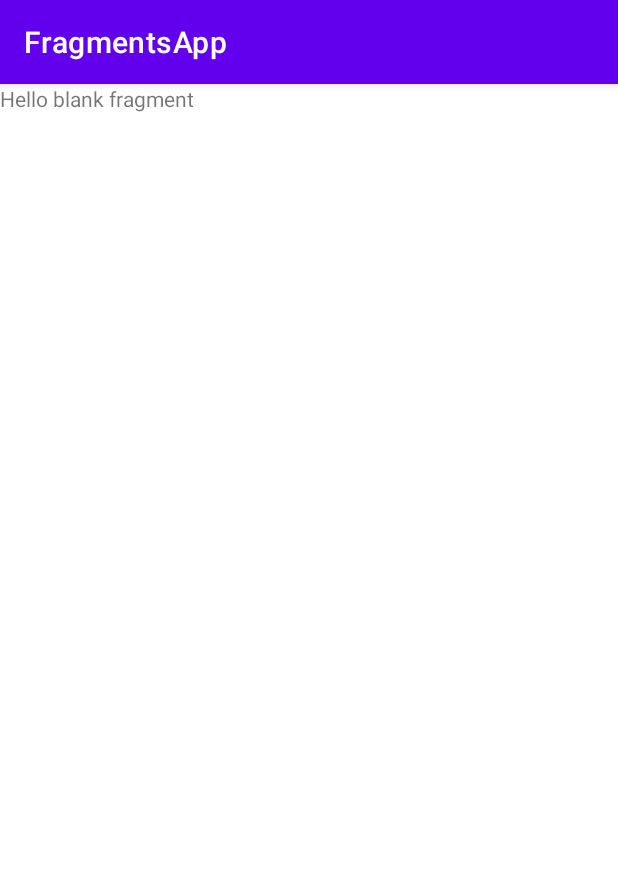
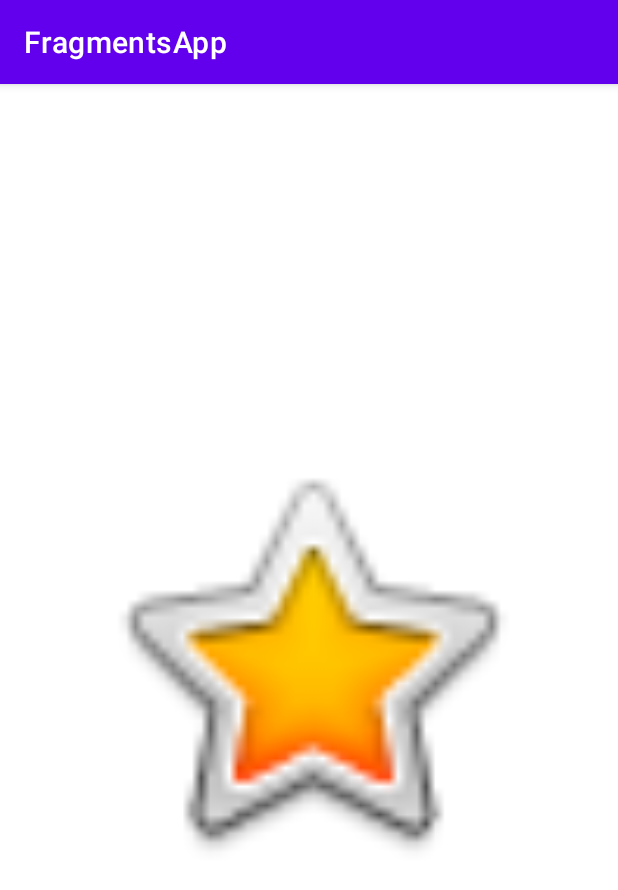
Before and after one commit to kgalarza95/fragments-android-sutudio, an Android app: the fragment Musica shown on its own in the app's theme, on a phone screen of 412 x 824 dp. Shown: the top 890 px of the screen. Run offline under Robolectric (Android 15) with nearby library versions, the phone set to English and light mode, and no system bars.

```diff
--- a/app/src/main/java/com/example/fragmentsapp/Musica.java
+++ b/app/src/main/java/com/example/fragmentsapp/Musica.java
@@ -12,7 +12,6 @@ public class Musica extends Fragment {
 
 
     public Musica() {
-        // Required empty public constructor
     }
 
     public static Musica newInstance(String param1, String param2) {
@@ -32,8 +31,10 @@ public class Musica extends Fragment {
     }
 
     @Override
-    public View onCreateView(LayoutInflater inflater, ViewGroup container,
-                             Bundle savedInstanceState) {
+    public View onCreateView(LayoutInflater inflater, // cargar Fragment en contenedor padre
+                             ViewGroup container,//grupo de vistas
+                             Bundle savedInstanceState // pasar datos entre vistas
+    ) {
         // Inflate the layout for this fragment
         return inflater.inflate(R.layout.fragment_musica, container, false);
     }
--- a/app/src/main/res/layout/fragment_musica.xml
+++ b/app/src/main/res/layout/fragment_musica.xml
@@ -1,14 +1,17 @@
 <?xml version="1.0" encoding="utf-8"?>
-<FrameLayout xmlns:android="http://schemas.android.com/apk/res/android"
+<RelativeLayout xmlns:android="http://schemas.android.com/apk/res/android"
     xmlns:tools="http://schemas.android.com/tools"
     android:layout_width="match_parent"
     android:layout_height="match_parent"
-    tools:context=".Musica">
+    tools:context=".Musica"
+    android:gravity="center">
 
     <!-- TODO: Update blank fragment layout -->
-    <TextView
-        android:layout_width="match_parent"
-        android:layout_height="match_parent"
-        android:text="@string/hello_blank_fragment" />
+    <ImageView
+        android:id="@+id/img_musica"
+        android:layout_width="@dimen/maximo"
+        android:layout_height="@dimen/maximo"
+        android:text="@string/hello_blank_fragment"
+        android:src="@android:drawable/btn_star_big_on"/>
 
-</FrameLayout>
+</RelativeLayout>
```
Also changed, not shown: app/src/main/java/com/example/fragmentsapp/ActividadHerramientas.java (+37 -2 lines), app/src/main/java/com/example/fragmentsapp/MainActivity.java (+12 -1 lines), app/src/main/java/com/example/fragmentsapp/Menu.java (+38 -4 lines), app/src/main/res/layout/activity_actividad_herramientas.xml (+22 -2 lines), app/src/main/res/layout/fragment_linterna.xml (+6 -4 lines), app/src/main/res/layout/fragment_menu.xml (+7 -10 lines), app/src/main/res/layout/fragment_nivel.xml (+11 -7 lines).
